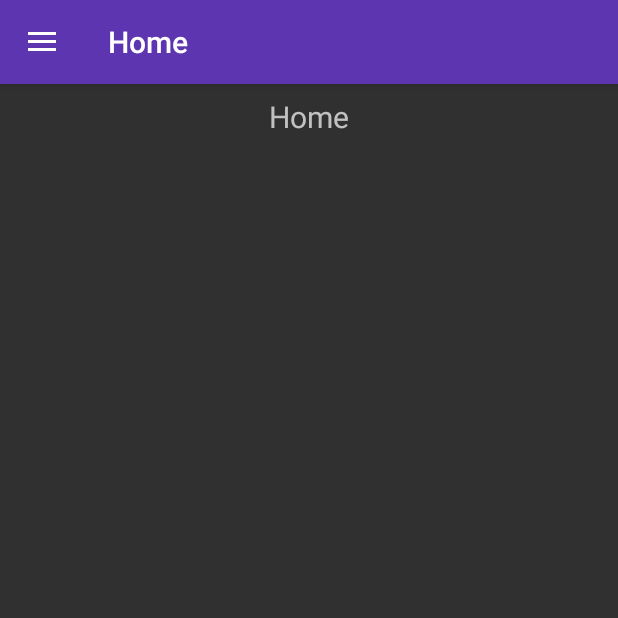
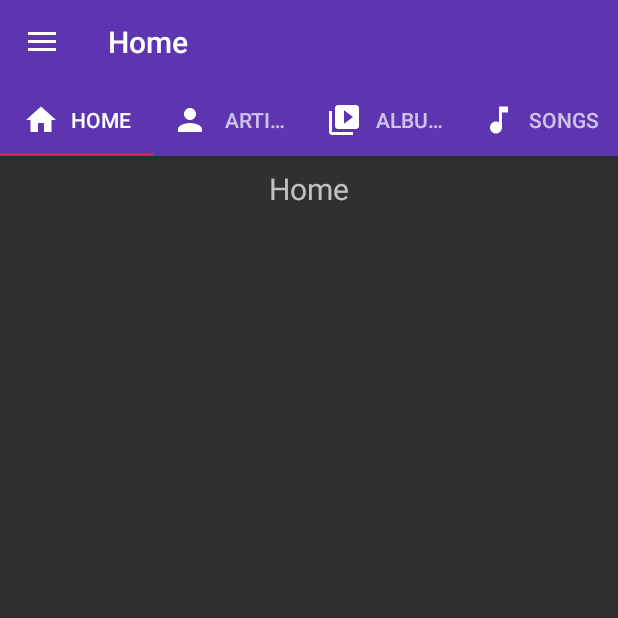
Before and after one commit to jamesscully/Hendrix, an Android app: the screen it shows after launch (MainActivity), on a phone screen of 412 x 824 dp, the top half of it. Run offline under Robolectric (Android 15) with nearby library versions, the phone set to English and light mode, and no system bars; our stand-ins replace navigation-ui.

Commit message:
Added TabLayout which interacts with the AppBar

```diff
--- a/app/build.gradle
+++ b/app/build.gradle
@@ -24,7 +24,7 @@ android {
 
 dependencies {
     implementation fileTree(dir: 'libs', include: ['*.jar'])
-    implementation"org.jetbrains.kotlin:kotlin-stdlib-jdk7:$kotlin_version"
+    implementation "org.jetbrains.kotlin:kotlin-stdlib-jdk7:$kotlin_version"
     implementation 'androidx.appcompat:appcompat:1.0.2'
     implementation 'androidx.core:core-ktx:1.0.2'
     implementation 'com.google.android.material:material:1.0.0'
@@ -34,7 +34,10 @@ dependencies {
     implementation 'androidx.lifecycle:lifecycle-extensions:2.0.0'
     implementation 'androidx.navigation:navigation-fragment-ktx:2.0.0'
     implementation 'androidx.navigation:navigation-ui-ktx:2.0.0'
+    implementation 'androidx.legacy:legacy-support-v4:1.0.0'
+    implementation 'androidx.lifecycle:lifecycle-viewmodel-ktx:2.1.0'
     testImplementation 'junit:junit:4.12'
     androidTestImplementation 'androidx.test:runner:1.1.1'
     androidTestImplementation 'androidx.test.espresso:espresso-core:3.1.1'
+    implementation "org.jetbrains.anko:anko-common:0.8.3"
 }
--- a/app/src/main/java/com/scullyapps/hendrix/MainActivity.kt
+++ b/app/src/main/java/com/scullyapps/hendrix/MainActivity.kt
@@ -1,6 +1,7 @@
 package com.scullyapps.hendrix
 
 import android.os.Bundle
+import android.util.Log
 import com.google.android.material.floatingactionbutton.FloatingActionButton
 import com.google.android.material.snackbar.Snackbar
 import androidx.navigation.findNavController
@@ -13,17 +14,25 @@ import com.google.android.material.navigation.NavigationView
 import androidx.appcompat.app.AppCompatActivity
 import androidx.appcompat.widget.Toolbar
 import android.view.Menu
+import android.widget.Toast
 import androidx.appcompat.app.AppCompatDelegate
+import com.google.android.material.tabs.TabLayout
+import kotlinx.android.synthetic.main.app_bar_main.*
+import org.jetbrains.anko.toast
 
 class MainActivity : AppCompatActivity() {
 
     private lateinit var appBarConfiguration: AppBarConfiguration
+    private lateinit var tabLayout : TabLayout
 
     override fun onCreate(savedInstanceState: Bundle?) {
         super.onCreate(savedInstanceState)
         setContentView(R.layout.activity_main)
         val toolbar: Toolbar = findViewById(R.id.toolbar)
         setSupportActionBar(toolbar)
+
+        // set up our tabs
+        configTabs()
 
         // enable dark mode by default
         AppCompatDelegate.setDefaultNightMode(AppCompatDelegate.MODE_NIGHT_YES)
@@ -35,12 +44,41 @@ class MainActivity : AppCompatActivity() {
         // menu should be considered as top level destinations.
         appBarConfiguration = AppBarConfiguration(
             setOf(
-                R.id.nav_home, R.id.nav_artists, R.id.nav_albums,
+                R.id.nav_home, R.id.nav_artists,
+                R.id.nav_albums, R.id.nav_songs,
                 R.id.nav_settings
             ), drawerLayout
         )
         setupActionBarWithNavController(navController, appBarConfiguration)
         navView.setupWithNavController(navController)
+    }
+
+    private fun configTabs() {
+
+        tabLayout = findViewById(R.id.tabLayoutMain)
+
+        tabLayout.addOnTabSelectedListener(object :
+            TabLayout.OnTabSelectedListener {
+            override fun onTabSelected(tab: TabLayout.Tab) {
+
+                val n = findNavController(R.id.nav_host_fragment)
+
+                //    hackish, but it'll do
+                //    0 = home   1 = artists
+                //    2 = albums 3 = songs
+
+                when(tab.position) {
+                    0 -> n.navigate(R.id.nav_home)
+                    1 -> n.navigate(R.id.nav_artists)
+                    2 -> n.navigate(R.id.nav_albums)
+                    3 -> n.navigate(R.id.nav_songs)
+                }
+            }
+
+            override fun onTabUnselected(tab: TabLayout.Tab) { }
+            override fun onTabReselected(tab: TabLayout.Tab) { }
+
+        })
     }
 
     override fun onCreateOptionsMenu(menu: Menu): Boolean {
--- /dev/null
+++ b/app/src/main/res/drawable/ic_menu_song.xml
@@ -0,0 +1,9 @@
+<vector xmlns:android="http://schemas.android.com/apk/res/android"
+        android:width="24dp"
+        android:height="24dp"
+        android:viewportWidth="24.0"
+        android:viewportHeight="24.0">
+    <path
+        android:fillColor="#FF000000"
+        android:pathData="M12,3v10.55c-0.59,-0.34 -1.27,-0.55 -2,-0.55 -2.21,0 -4,1.79 -4,4s1.79,4 4,4 4,-1.79 4,-4V7h4V3h-6z"/>
+</vector>
--- a/app/src/main/res/layout/app_bar_main.xml
+++ b/app/src/main/res/layout/app_bar_main.xml
@@ -18,6 +18,46 @@
             android:background="?attr/colorPrimary"
             app:popupTheme="@style/AppTheme.PopupOverlay" />
 
+        <com.google.android.material.tabs.TabLayout
+            android:id="@+id/tabLayoutMain"
+            android:layout_width="match_parent"
+            android:layout_height="match_parent"
+            app:tabGravity="fill"
+            app:tabIconTint="#ffffff"
+            app:tabInlineLabel="true">
+
+            <com.google.android.material.tabs.TabItem
+                android:id="@+id/tab_home"
+                android:layout_width="wrap_content"
+                android:layout_height="wrap_content"
+                android:icon="@drawable/ic_menu_home"
+                android:tag="R.id.nav_home"
+                android:text="@string/menu_home" />
+
+            <com.google.android.material.tabs.TabItem
+                android:id="@+id/tab_artist"
+                android:layout_width="wrap_content"
+                android:layout_height="wrap_content"
+                android:icon="@drawable/ic_menu_artists"
+                android:tag="R.id.nav_artists"
+                android:text="@string/menu_artists" />
+
+            <com.google.android.material.tabs.TabItem
+                android:id="@+id/tab_album"
+                android:layout_width="wrap_content"
+                android:layout_height="wrap_content"
+                android:icon="@drawable/ic_menu_albums"
+                android:text="@string/menu_albums" />
+
+            <com.google.android.material.tabs.TabItem
+                android:id="@+id/tab_songs"
+                android:layout_width="wrap_content"
+                android:layout_height="wrap_content"
+                android:icon="@drawable/ic_menu_song"
+                android:text="Songs" />
+
+        </com.google.android.material.tabs.TabLayout>
+
     </com.google.android.material.appbar.AppBarLayout>
 
     <include layout="@layout/content_main" />
--- a/app/src/main/res/menu/activity_main_drawer.xml
+++ b/app/src/main/res/menu/activity_main_drawer.xml
@@ -16,6 +16,12 @@
             android:id="@+id/nav_albums"
             android:icon="@drawable/ic_menu_albums"
             android:title="@string/menu_albums" />
+
+        <item
+            android:id="@+id/nav_songs"
+            android:icon="@drawable/ic_menu_song"
+            android:title="Songs" />
+
         <item
             android:id="@+id/nav_settings"
             android:icon="@drawable/ic_menu_settings"
--- a/app/src/main/res/navigation/mobile_navigation.xml
+++ b/app/src/main/res/navigation/mobile_navigation.xml
@@ -29,5 +29,11 @@
         android:label="@string/menu_settings"
         tools:layout="@layout/fragment_settings" />
 
+    <fragment
+        android:id="@+id/nav_songs"
+        android:name="com.scullyapps.hendrix.ui.songs.SongsFragment"
+        android:label="Songs"
+        tools:layout="@layout/fragment_songs" />
+
 
 </navigation>
```
Also changed, not shown: app/src/main/java/com/scullyapps/hendrix/ui/songs/SongsFragment.kt (added, +33 -0 lines), app/src/main/java/com/scullyapps/hendrix/ui/songs/SongsViewModel.kt (added, +7 -0 lines), app/src/main/res/layout/fragment_songs.xml (added, +13 -0 lines).
